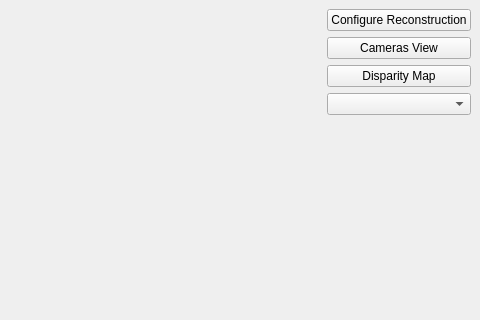
This is GUIApp/src/mainwindow.ui in otaviog/ThunderVision as Qt 5 draws it before an edit; both pictures show x 466 to 946 and y 0 to 320 of the 946 by 724 pixel window. The edited form follows.
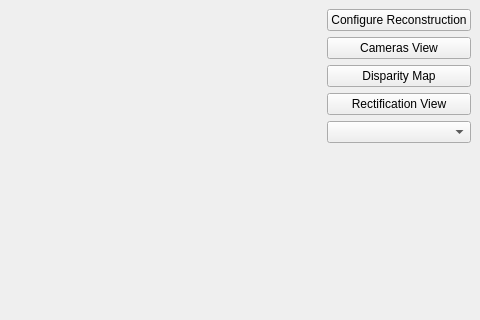
This is the edited form. Icons and pictures are not drawn.

What changed in the file:
```diff
--- a/GUIApp/src/mainwindow.ui
+++ b/GUIApp/src/mainwindow.ui
@@ -122,6 +122,13 @@
         </property>
        </widget>
       </item>
+      <item>
+       <widget class="QPushButton" name="pbRectification">
+        <property name="text">
+         <string>Rectification View</string>
+        </property>
+       </widget>
+      </item>
       <item>
        <widget class="QComboBox" name="comboBox"/>
       </item>
```
